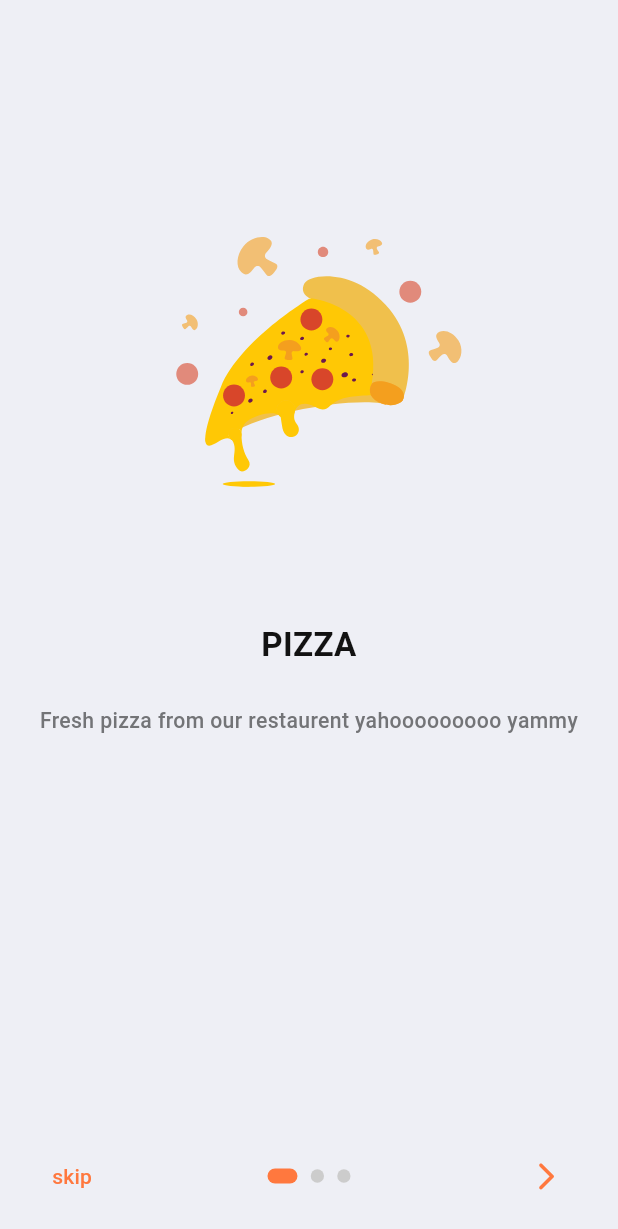
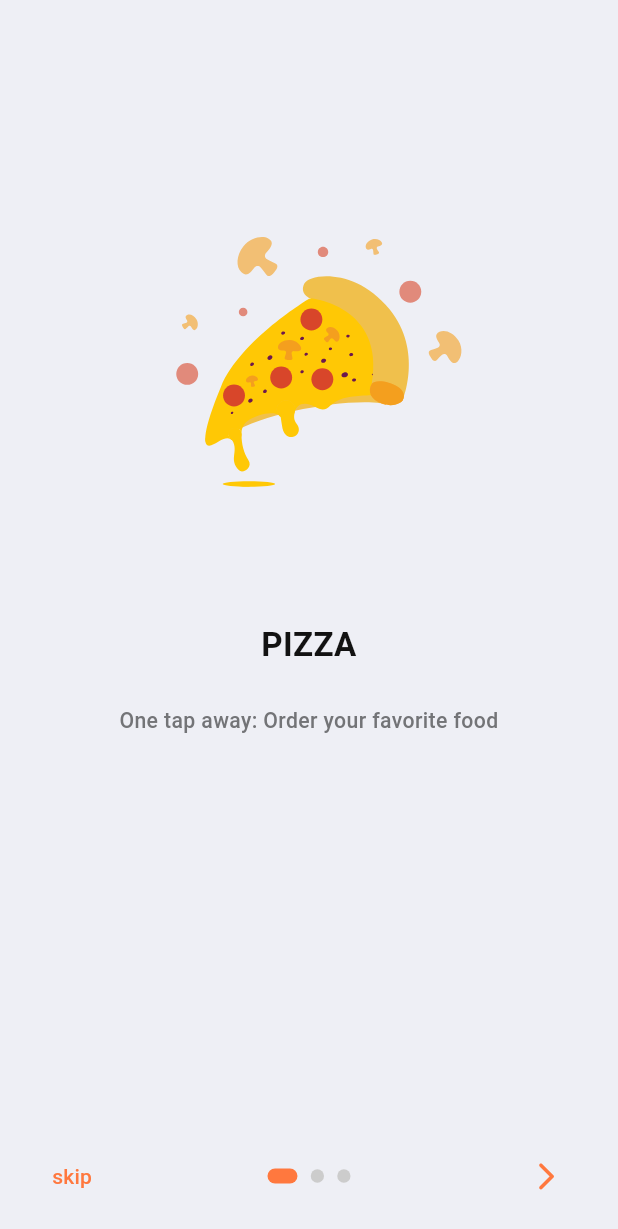
Before and after one commit to Chihab-Dev/Food-App, a Flutter app: the screen it shows after launch, on a phone screen of 412 x 824 dp. Shown: the top 1229 px of the screen. Run offline on Flutter 3.47's test engine with Material 2 defaults, Android fonts, the phone set to English and light mode, and no system bars; drawn by our look-alikes of introduction_screen; our stand-ins replace awesome_dialog, cached_network_image, cherry_toast, cloud_firestore, dartz, firebase_auth and 20 more; missing offline and left inert: dart:ffi; accounts and stored records are empty; project files that could hold a hidden picture were left out.

Commit message:
[UPD] onboarding description

```diff
--- a/lib/presentation/resources/strings_manager.dart
+++ b/lib/presentation/resources/strings_manager.dart
@@ -104,8 +104,8 @@ class AppStrings {
   static const String burger = "Burger";
   static const String hotdog = "Hotdog";
   static const String delivery = "delivery";
-  static const String pizzaDescription = "Fresh pizza from our restaurent yahooooooooo yammy";
-  static const String burgerDescription = "Fresh burger from our restaurent yahooooooooo yammy";
+  static const String pizzaDescription = "One tap away: Order your favorite food";
+  static const String burgerDescription = "One tap away: Order your favorite food";
   static const String deliveryDescription = "Fast delivery to your home";
 
   // Login screen ::
```
